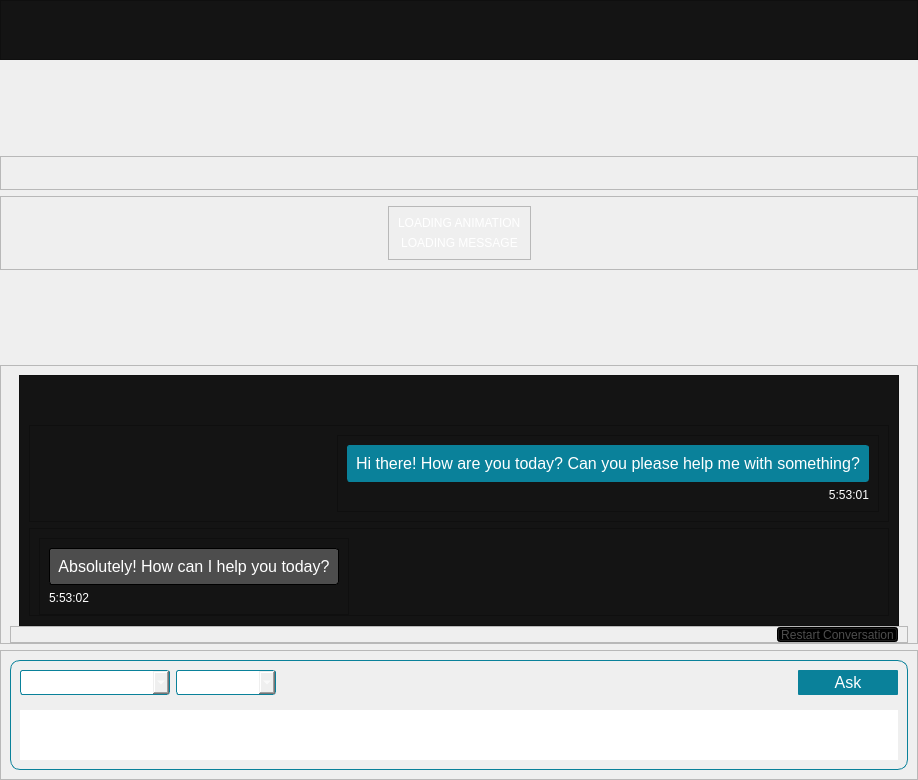
Above: interface/form.ui from amd/gaia before the change. Below: the same form after it.
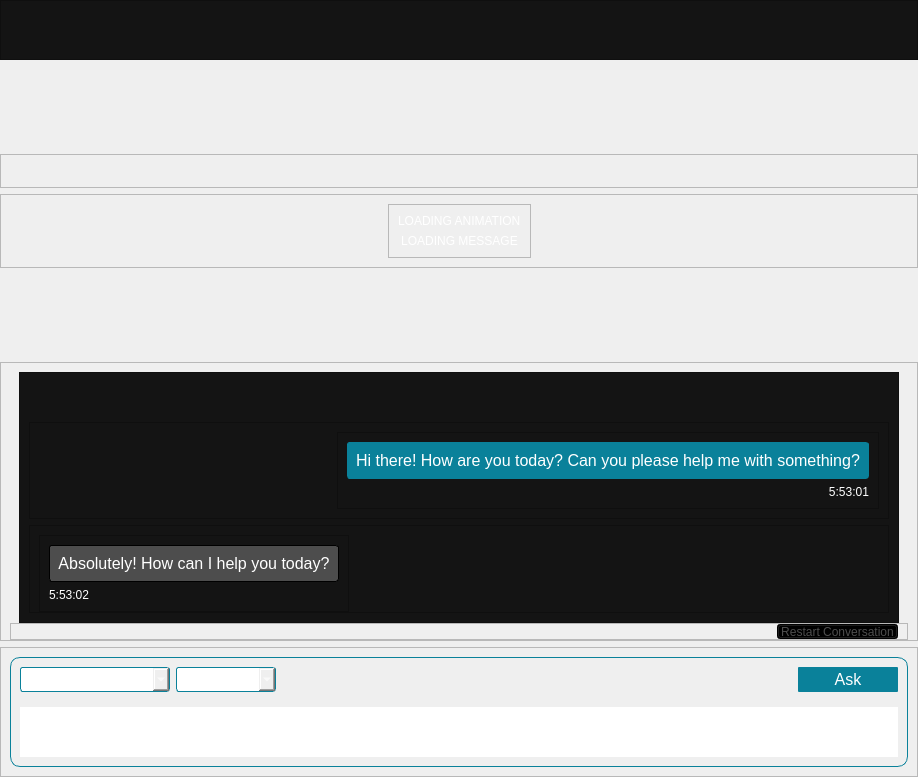
That is the form after the change. Icons and pictures are not drawn.

Patch:
```diff
--- a/interface/form.ui
+++ b/interface/form.ui
@@ -7,7 +7,7 @@
     <x>0</x>
     <y>0</y>
     <width>918</width>
-    <height>780</height>
+    <height>777</height>
    </rect>
   </property>
   <property name="sizePolicy">
@@ -315,7 +315,7 @@
            <x>0</x>
            <y>0</y>
            <width>898</width>
-           <height>249</height>
+           <height>242</height>
           </rect>
          </property>
          <layout class="QVBoxLayout" name="verticalLayout_6">
@@ -722,7 +722,7 @@
                  </property>
                  <item>
                   <property name="text">
-                   <string>Phi 3 Mini - 3B</string>
+                   <string>BlenderBot-400M</string>
                   </property>
                  </item>
                  <item>
@@ -750,6 +750,11 @@
 border: 1px solid #0A819A;;
 </string>
                  </property>
+                 <item>
+                  <property name="text">
+                   <string>CPU</string>
+                  </property>
+                 </item>
                  <item>
                   <property name="text">
                    <string>iGPU</string>
```
Left out of the diff: 7 changed lines with no effect on the pictures.
